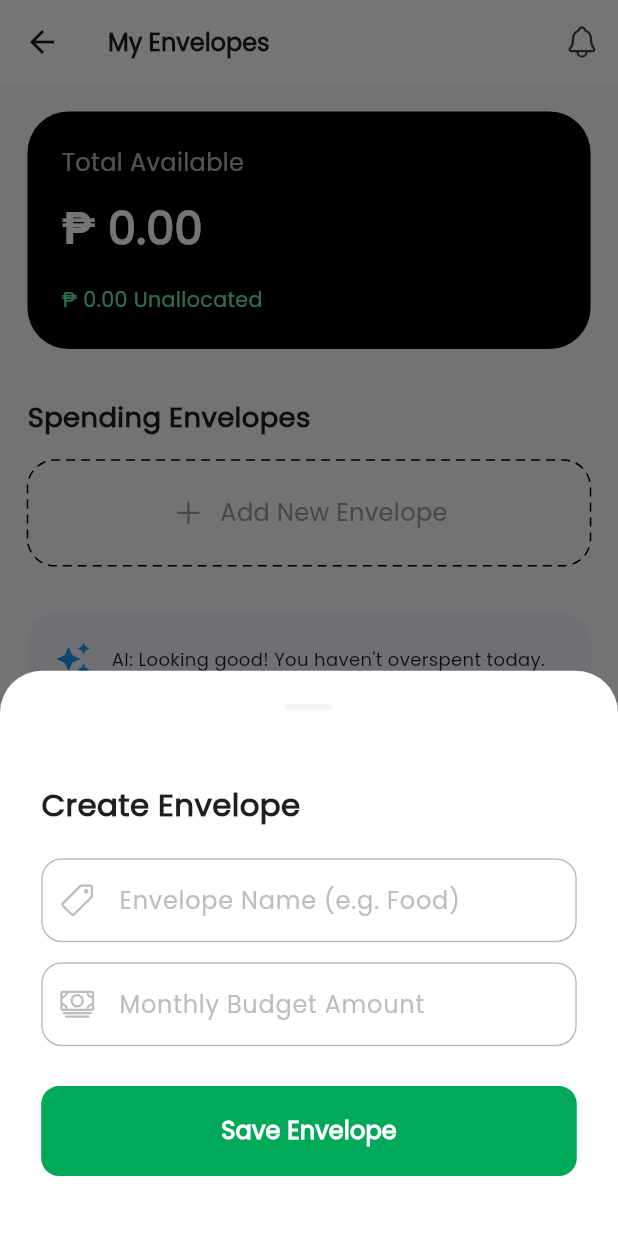
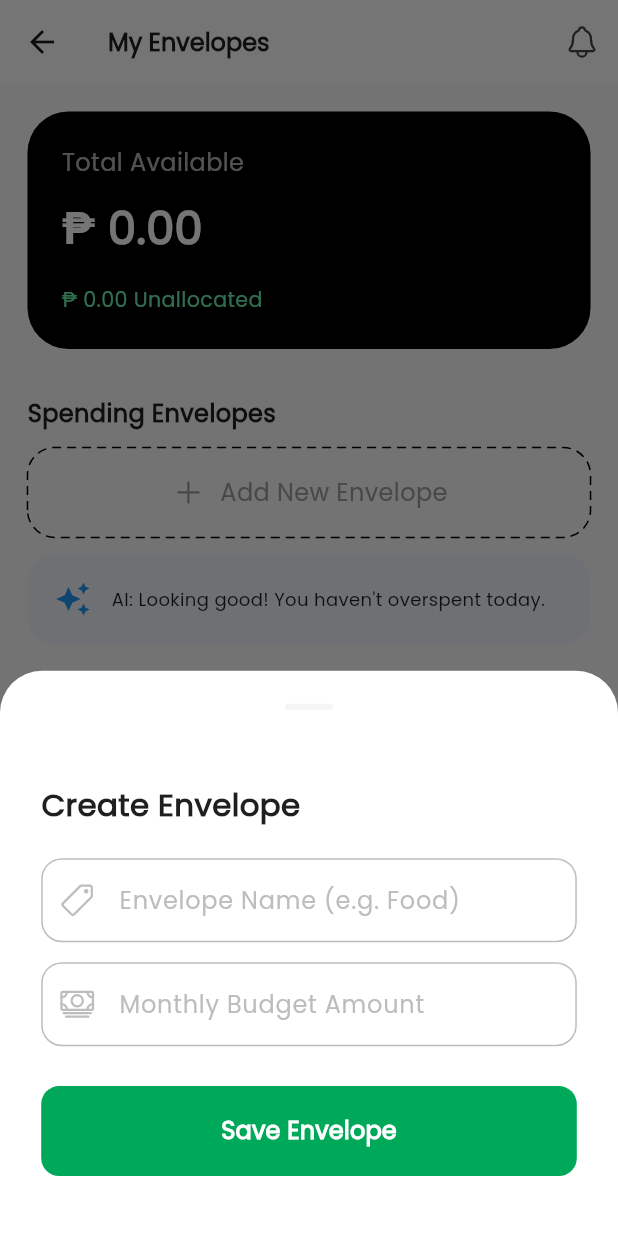
Before and after one commit to sam021624/spendsmart, a Flutter app: the EnvelopeScreen screen opened directly, after a tap on "Add New Envelope", on a phone screen of 412 x 824 dp. Run offline on Flutter 3.47's test engine with Material 3 defaults, Android fonts, the phone set to English and light mode, and no system bars; drawn by our look-alikes of dotted_border; our stand-ins replace carousel_slider, cloud_firestore, firebase_auth, firebase_core, flutter_bloc, flutter_riverpod and 4 more; accounts and stored records are empty.

Commit message:
[FEAT] retrievals of envelopes in firestore

```diff
--- a/lib/core/services/auth_provider.dart
+++ b/lib/core/services/auth_provider.dart
@@ -1,10 +1,9 @@
 import 'package:flutter_riverpod/flutter_riverpod.dart';
 import 'package:firebase_auth/firebase_auth.dart';
-import 'auth_service.dart'; // your existing file
+import 'auth_service.dart';
 
 final authServiceProvider = Provider((ref) => AuthService());
 
-// This watches the user's login state
 final authStateProvider = StreamProvider<User?>((ref) {
   return FirebaseAuth.instance.authStateChanges();
 });
--- a/lib/main.dart
+++ b/lib/main.dart
@@ -9,7 +9,6 @@ import 'package:spendsmart/views/onboarding/onboarding_screen.dart';
 Future<void> main() async {
   WidgetsFlutterBinding.ensureInitialized();
 
-  // 2. Initialize Firebase with the default options for your platform
   await Firebase.initializeApp(options: DefaultFirebaseOptions.currentPlatform);
 
   runApp(ProviderScope(child: const SpendSmart()));
--- a/lib/providers/envelop_provider.dart
+++ b/lib/providers/envelop_provider.dart
@@ -2,15 +2,11 @@ import 'package:flutter_riverpod/flutter_riverpod.dart';
 import 'package:spendsmart/models/envelope_model.dart';
 import '../services/envelope_service.dart';
 
-// FIXED: Now we pass the UID into the service
 final envelopeServiceProvider = Provider<EnvelopeService?>((ref) {
-  // 1. Watch the auth state
   final authState = ref.watch(authStateProvider);
 
-  // 2. Extract the user (using .value because it's an AsyncValue)
   final user = authState.value;
 
-  // 3. If no user, return null; otherwise, pass the UID
   if (user == null) return null;
   return EnvelopeService(user.uid);
 });
@@ -18,7 +14,6 @@ final envelopeServiceProvider = Provider<EnvelopeService?>((ref) {
 final envelopesStreamProvider = StreamProvider<List<EnvelopeModel>>((ref) {
   final service = ref.watch(envelopeServiceProvider);
 
-  // If the service is null (user logged out), return an empty list
   if (service == null) return Stream.value([]);
 
   return service.getEnvelopes();
--- a/lib/services/envelope_service.dart
+++ b/lib/services/envelope_service.dart
@@ -1,37 +1,39 @@
 import 'package:cloud_firestore/cloud_firestore.dart';
 import 'package:firebase_auth/firebase_auth.dart';
+import 'package:flutter/cupertino.dart';
 import 'package:flutter_riverpod/flutter_riverpod.dart';
 import '../models/envelope_model.dart';
 
-// --- AUTH PROVIDERS ---
-// This solves your "Undefined name authStateProvider" error
 final authStateProvider = StreamProvider<User?>((ref) {
   return FirebaseAuth.instance.authStateChanges();
 });
 
-// --- ENVELOPE SERVICE ---
 class EnvelopeService {
   final FirebaseFirestore _firestore = FirebaseFirestore.instance;
   final String uid;
 
   EnvelopeService(this.uid);
 
-  // Stream of Envelopes for the current user
   Stream<List<EnvelopeModel>> getEnvelopes() {
+    debugPrint("DEBUG: Fetching envelopes for UID: $uid");
+
     return _firestore
         .collection('users')
         .doc(uid)
         .collection('envelopes')
-        .orderBy('createdAt', descending: false)
         .snapshots()
-        .map(
-          (snapshot) => snapshot.docs
-              .map((doc) => EnvelopeModel.fromMap(doc.data()))
-              .toList(),
-        );
+        .map((snapshot) {
+          debugPrint(
+            "DEBUG: Documents found in Firestore: ${snapshot.docs.length}",
+          );
+
+          return snapshot.docs.map((doc) {
+            debugPrint("DEBUG: Doc Data: ${doc.data()}");
+            return EnvelopeModel.fromMap(doc.data());
+          }).toList();
+        });
   }
 
-  // Add a new Envelope to Firestore
   Future<void> addEnvelope(String name, double amount) async {
     final docRef = _firestore
         .collection('users')
@@ -43,23 +45,19 @@ class EnvelopeService {
       id: docRef.id,
       name: name,
       budgetAmount: amount,
-      remainingAmount: amount, // Start with full budget
+      remainingAmount: amount,
     );
 
     await docRef.set(newEnvelope.toMap());
   }
 }
 
-// --- RIVERPOD PROVIDERS ---
-
-// Provider for the Service (Dependency Injection)
 final envelopeServiceProvider = Provider<EnvelopeService?>((ref) {
   final user = ref.watch(authStateProvider).value;
   if (user == null) return null;
   return EnvelopeService(user.uid);
 });
 
-// Provider for the UI to consume (The Data Stream)
 final envelopesStreamProvider = StreamProvider<List<EnvelopeModel>>((ref) {
   final service = ref.watch(envelopeServiceProvider);
   if (service == null) return Stream.value([]);
--- a/lib/views/envelope/presentation/envelope_screen.dart
+++ b/lib/views/envelope/presentation/envelope_screen.dart
@@ -119,22 +119,19 @@ class _EnvelopeScreenState extends ConsumerState<EnvelopeScreen> {
           return SingleChildScrollView(
             padding: EdgeInsets.all(16.w),
             child: Column(
+              spacing: 8.h,
               crossAxisAlignment: CrossAxisAlignment.start,
               children: [
                 _buildTotalBalanceCard(totalBalance),
-                SizedBox(height: 24.h),
+                SizedBox(height: 8.h),
                 WidgetText(
                   text: "Spending Envelopes",
-                  fontSize: 16.sp,
                   fontWeight: FontWeight.w600,
                 ),
-                SizedBox(height: 12.h),
 
-                // List of Envelopes
                 ...envelopes.map((env) => _buildEnvelopeItem(env)),
 
                 _buildAddEnvelopeCTA(),
-                SizedBox(height: 24.h),
                 _buildAITip(),
               ],
             ),
@@ -179,7 +176,6 @@ class _EnvelopeScreenState extends ConsumerState<EnvelopeScreen> {
         ? (envelope.remainingAmount / envelope.budgetAmount)
         : 0;
     return Container(
-      margin: EdgeInsets.only(bottom: 16.h),
       padding: EdgeInsets.all(16.w),
       decoration: BoxDecoration(
         color: Colors.white,
@@ -189,15 +185,12 @@ class _EnvelopeScreenState extends ConsumerState<EnvelopeScreen> {
         ],
       ),
       child: Column(
+        spacing: 8.h,
         children: [
           Row(
             mainAxisAlignment: MainAxisAlignment.spaceBetween,
             children: [
-              WidgetText(
-                text: envelope.name,
-                fontWeight: FontWeight.bold,
-                fontSize: 15.sp,
-              ),
+              WidgetText(text: envelope.name, fontWeight: FontWeight.bold),
               WidgetText(
                 text:
                     "₱${envelope.remainingAmount.toInt()} / ₱${envelope.budgetAmount.toInt()}",
@@ -206,7 +199,6 @@ class _EnvelopeScreenState extends ConsumerState<EnvelopeScreen> {
               ),
             ],
           ),
-          SizedBox(height: 12.h),
           ClipRRect(
             borderRadius: BorderRadius.circular(10.r),
             child: LinearProgressIndicator(
@@ -233,7 +225,7 @@ class _EnvelopeScreenState extends ConsumerState<EnvelopeScreen> {
         borderRadius: BorderRadius.circular(16.r),
         child: Container(
           width: double.infinity,
-          padding: EdgeInsets.symmetric(vertical: 16.h),
+          padding: EdgeInsets.symmetric(vertical: 12.h),
           child: Row(
             mainAxisAlignment: MainAxisAlignment.center,
             children: [
--- a/pubspec.yaml
+++ b/pubspec.yaml
@@ -25,6 +25,7 @@ dependencies:
   cloud_firestore: ^6.1.2
   google_sign_in: ^7.2.0
   dotted_border: ^3.1.0
+  flutter_riverpod: ^3.2.1
 
 dev_dependencies:
   flutter_test:
```
